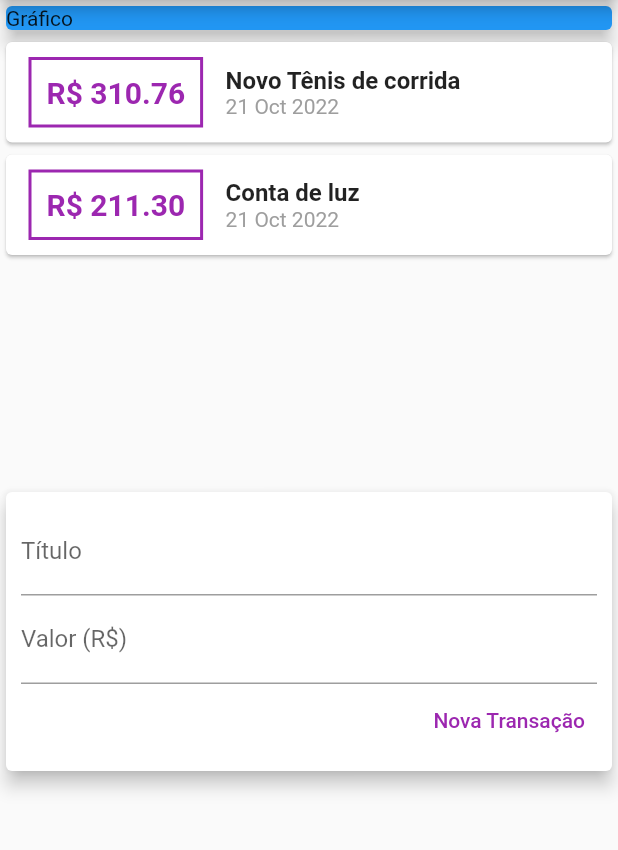
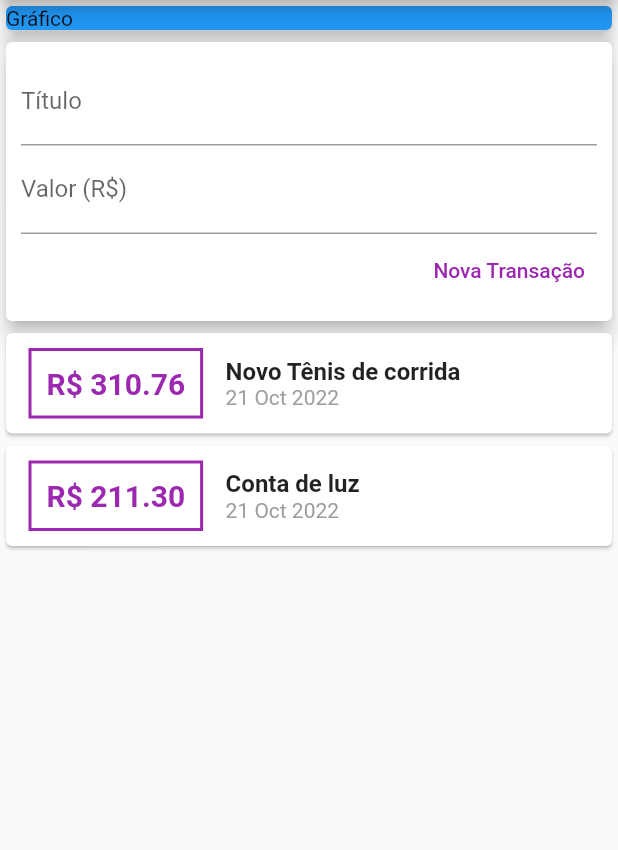
Before and after one commit to raphaelgumieri/estudos, a Flutter app: the screen it shows after launch, on a phone screen of 412 x 824 dp, the part 84-934 px from its top. Run offline on Flutter 3.47's test engine with Material 2 defaults, Android fonts, the phone set to English and light mode, and no system bars.

Commit message:
despesas pessoais: usando a listview

```diff
--- a/flutter/aprenda_flutter_e_desenvolva_apps_para_android_e_ios_2022/m02_construindo_app_real_despesas_pessoais/despesas_pessoais/lib/components/transaction_list.dart
+++ b/flutter/aprenda_flutter_e_desenvolva_apps_para_android_e_ios_2022/m02_construindo_app_real_despesas_pessoais/despesas_pessoais/lib/components/transaction_list.dart
@@ -1,25 +1,26 @@
-import '/models/transaction.dart';
 import 'package:flutter/material.dart';
+import '../models/transaction.dart';
 import 'package:intl/intl.dart';
 
 class TransactionList extends StatelessWidget {
   final List<Transaction> transactions;
 
-  TransactionList(this.transactions, {super.key});
+  const TransactionList(this.transactions, {Key? key}) : super(key: key);
 
   @override
   Widget build(BuildContext context) {
     return SizedBox(
       height: 300,
-      child: SingleChildScrollView(
-        child: Column(
-          children: transactions
-              .map(
-                (tr) => Card(
+      child: ListView.builder(
+        // o builder é usado para quando voce nao tem ideia de quantos valores existiram na lista. Assim vc faz os itens renderizar sob demanda
+        itemCount: transactions.length,
+        itemBuilder: (ctx, index) {
+          final tr = transactions[index];
+          return Card(
             child: Row(
-                    children: <Widget>[
+              children: [
                 Container(
-                        margin: EdgeInsets.symmetric(
+                  margin: const EdgeInsets.symmetric(
                     horizontal: 15,
                     vertical: 10,
                   ),
@@ -29,10 +30,10 @@ class TransactionList extends StatelessWidget {
                       width: 2,
                     ),
                   ),
-                        padding: EdgeInsets.all(10),
+                  padding: const EdgeInsets.all(10),
                   child: Text(
                     'R\$ ${tr.value.toStringAsFixed(2)}',
-                          style: TextStyle(
+                    style: const TextStyle(
                       fontWeight: FontWeight.bold,
                       fontSize: 20,
                       color: Colors.purple,
@@ -41,17 +42,17 @@ class TransactionList extends StatelessWidget {
                 ),
                 Column(
                   crossAxisAlignment: CrossAxisAlignment.start,
-                        children: <Widget>[
+                  children: [
                     Text(
                       tr.title,
-                            style: TextStyle(
+                      style: const TextStyle(
+                        fontSize: 16,
                         fontWeight: FontWeight.bold,
-                              fontSize: 16,
                       ),
                     ),
                     Text(
                       DateFormat('d MMM y').format(tr.date),
-                            style: TextStyle(
+                      style: const TextStyle(
                         color: Colors.grey,
                       ),
                     ),
@@ -59,10 +60,8 @@ class TransactionList extends StatelessWidget {
                 ),
               ],
             ),
-                ),
-              )
-              .toList(),
-        ),
+          );
+        },
       ),
     );
   }
--- a/flutter/aprenda_flutter_e_desenvolva_apps_para_android_e_ios_2022/m02_construindo_app_real_despesas_pessoais/despesas_pessoais/lib/components/transaction_user.dart
+++ b/flutter/aprenda_flutter_e_desenvolva_apps_para_android_e_ios_2022/m02_construindo_app_real_despesas_pessoais/despesas_pessoais/lib/components/transaction_user.dart
@@ -41,8 +41,8 @@ class _TransactionUserState extends State<TransactionUser> {
   Widget build(BuildContext context) {
     return Column(
       children: <Widget>[
+        TransactionForm(_addTransaction),
         TransactionList(_transactions),
-        TransactionForm(_addTransaction),
       ],
     );
   }
```
Lines whose indentation alone changed are shown as unchanged.
